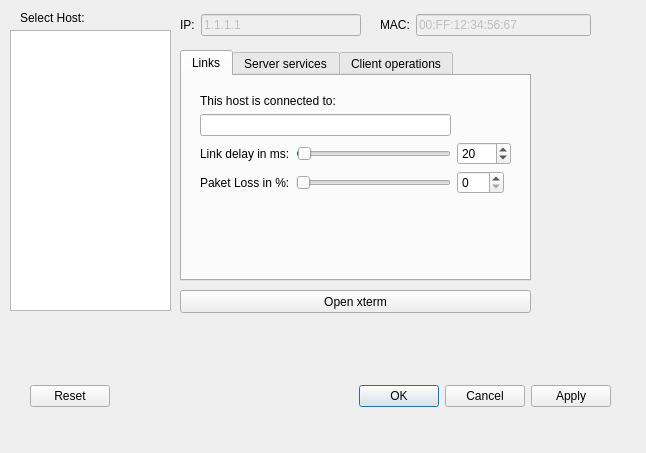
Before: the Qt Designer form confHost.ui in koppd/mt, drawn with Qt 5.
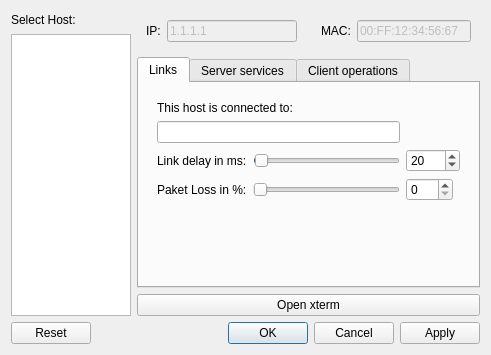
After: the same form once the commit is applied.

Commit message: Layout verbessert

```diff
--- a/confHost.ui
+++ b/confHost.ui
@@ -6,61 +6,23 @@
    <rect>
     <x>0</x>
     <y>0</y>
-    <width>646</width>
-    <height>453</height>
+    <width>491</width>
+    <height>355</height>
    </rect>
   </property>
   <property name="windowTitle">
    <string>Configure Host</string>
   </property>
-  <widget class="QDialogButtonBox" name="buttonBox">
-   <property name="geometry">
-    <rect>
-     <x>30</x>
-     <y>380</y>
-     <width>581</width>
-     <height>32</height>
-    </rect>
-   </property>
-   <property name="orientation">
-    <enum>Qt::Horizontal</enum>
-   </property>
-   <property name="standardButtons">
-    <set>QDialogButtonBox::Apply|QDialogButtonBox::Cancel|QDialogButtonBox::Ok|QDialogButtonBox::Reset</set>
-   </property>
-  </widget>
-  <widget class="QListWidget" name="listHost">
-   <property name="geometry">
-    <rect>
-     <x>10</x>
-     <y>30</y>
-     <width>161</width>
-     <height>281</height>
-    </rect>
-   </property>
-  </widget>
+  <layout class="QGridLayout" name="gridLayout_7">
+   <item row="0" column="0">
   <widget class="QLabel" name="label">
-   <property name="geometry">
-    <rect>
-     <x>20</x>
-     <y>10</y>
-     <width>111</width>
-     <height>16</height>
-    </rect>
-   </property>
    <property name="text">
     <string>Select Host:</string>
    </property>
   </widget>
+   </item>
+   <item row="0" column="1" rowspan="2">
   <widget class="QWidget" name="widget" native="true">
-   <property name="geometry">
-    <rect>
-     <x>180</x>
-     <y>10</y>
-     <width>181</width>
-     <height>30</height>
-    </rect>
-   </property>
    <layout class="QHBoxLayout" name="horizontalLayout">
     <item>
      <widget class="QLabel" name="label_2">
@@ -81,15 +43,9 @@
     </item>
    </layout>
   </widget>
+   </item>
+   <item row="0" column="2" rowspan="2">
   <widget class="QWidget" name="widget_2" native="true">
-   <property name="geometry">
-    <rect>
-     <x>380</x>
-     <y>10</y>
-     <width>211</width>
-     <height>30</height>
-    </rect>
-   </property>
    <layout class="QHBoxLayout" name="horizontalLayout_2">
     <item>
      <widget class="QLabel" name="label_3">
@@ -110,15 +66,19 @@
     </item>
    </layout>
   </widget>
+   </item>
+   <item row="1" column="0" rowspan="3">
+    <widget class="QListWidget" name="listHost">
+     <property name="maximumSize">
+      <size>
+       <width>120</width>
+       <height>16777215</height>
+      </size>
+     </property>
+    </widget>
+   </item>
+   <item row="2" column="1" colspan="2">
   <widget class="QTabWidget" name="tabWidget">
-   <property name="geometry">
-    <rect>
-     <x>180</x>
-     <y>50</y>
-     <width>351</width>
-     <height>231</height>
-    </rect>
-   </property>
    <property name="currentIndex">
     <number>0</number>
    </property>
@@ -400,19 +360,25 @@
     </layout>
    </widget>
   </widget>
+   </item>
+   <item row="3" column="1" colspan="2">
   <widget class="QPushButton" name="pushButton_5">
-   <property name="geometry">
-    <rect>
-     <x>180</x>
-     <y>290</y>
-     <width>351</width>
-     <height>23</height>
-    </rect>
-   </property>
    <property name="text">
     <string>Open xterm</string>
    </property>
   </widget>
+   </item>
+   <item row="4" column="0" colspan="3">
+    <widget class="QDialogButtonBox" name="buttonBox">
+     <property name="orientation">
+      <enum>Qt::Horizontal</enum>
+     </property>
+     <property name="standardButtons">
+      <set>QDialogButtonBox::Apply|QDialogButtonBox::Cancel|QDialogButtonBox::Ok|QDialogButtonBox::Reset</set>
+     </property>
+    </widget>
+   </item>
+  </layout>
  </widget>
  <resources/>
  <connections>
```
Lines whose indentation alone changed are shown as unchanged. The commit also changes 4 other files.
